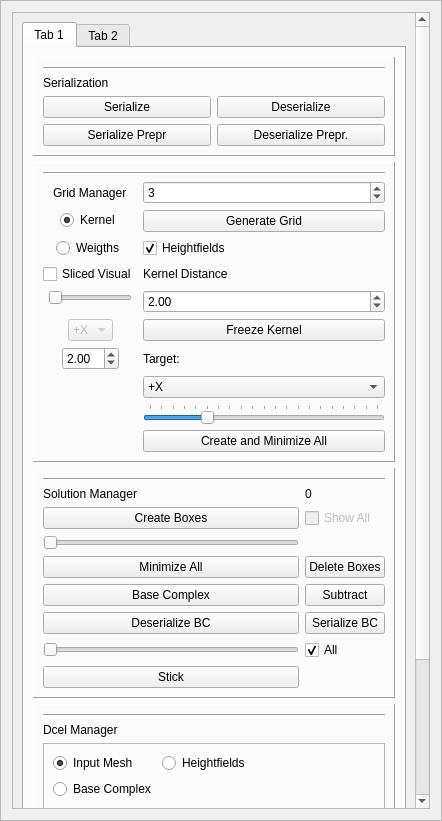
Above: GUI/managers/enginemanager.ui from alemuntoni/HeightFieldDecomposition before the change. Below: the same form after it.
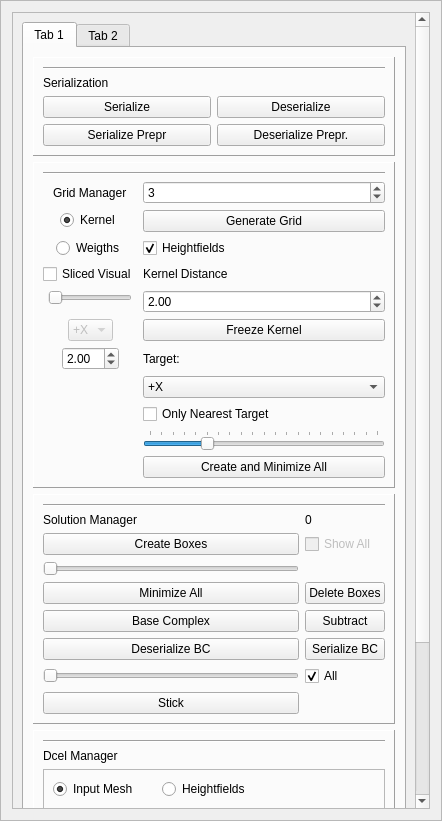
That is the form after the change. The open tabs and pages were chosen to show the change.

The edit to the form file:
```diff
--- a/GUI/managers/enginemanager.ui
+++ b/GUI/managers/enginemanager.ui
@@ -64,7 +64,7 @@
         <x>0</x>
         <y>0</y>
         <width>406</width>
-        <height>982</height>
+        <height>1002</height>
        </rect>
       </property>
       <layout class="QGridLayout" name="gridLayout_7">
@@ -378,6 +378,13 @@
                 </property>
                </widget>
               </item>
+              <item row="10" column="1">
+               <widget class="QCheckBox" name="onlyNearestTargetCheckBox">
+                <property name="text">
+                 <string>Only Nearest Target</string>
+                </property>
+               </widget>
+              </item>
              </layout>
             </widget>
            </item>
```
Left out of the diff: 2 changed lines with no effect on the pictures.
